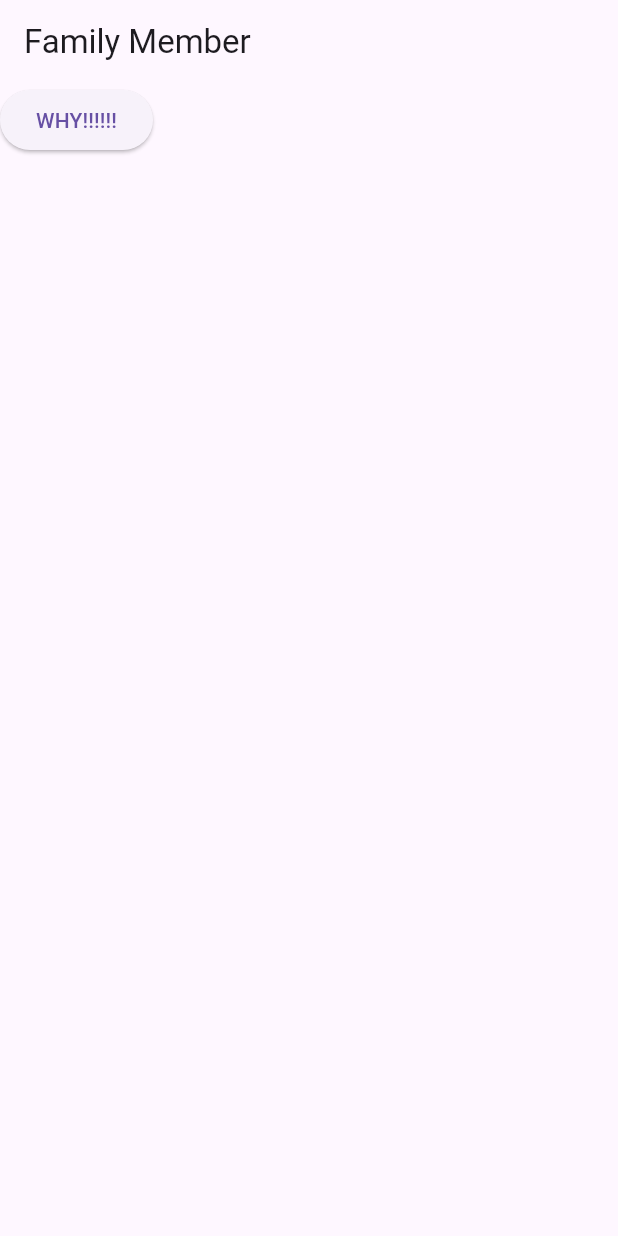
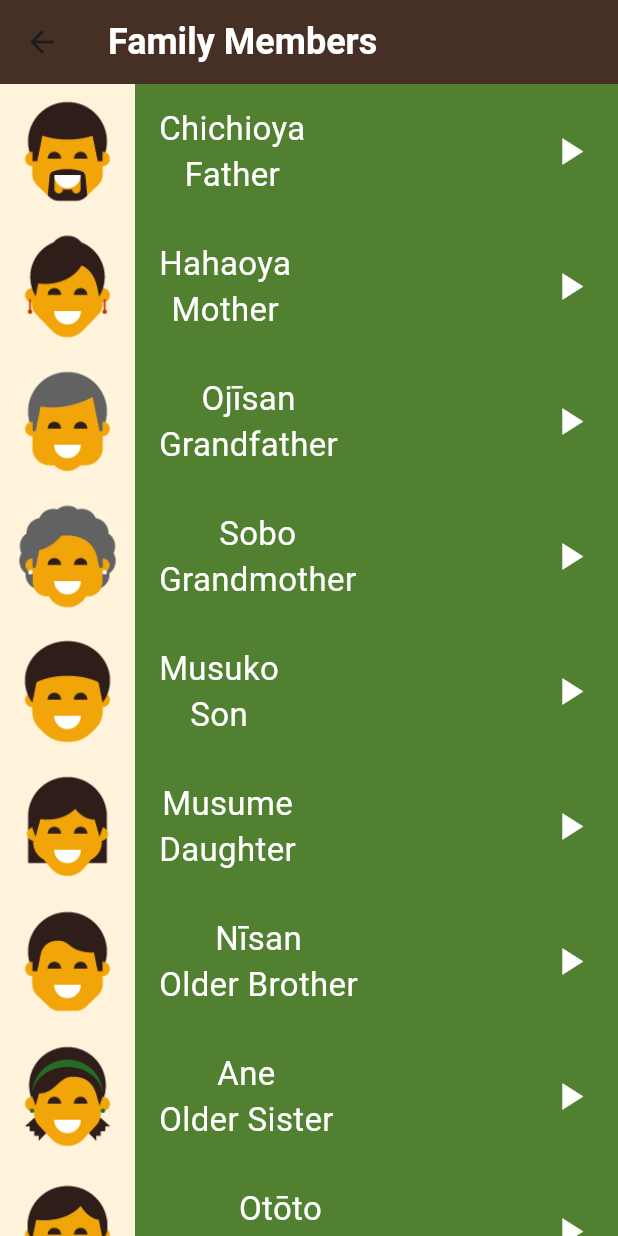
Before and after one commit to OsamaAliLasheen/toku_app, a Flutter app: the screen it shows after launch, after a tap on "Family Members", on a phone screen of 412 x 824 dp. Run offline on Flutter 3.47's test engine with Material 3 defaults, Android fonts, the phone set to English and light mode, and no system bars.

Commit message:
Add item container widget and update page names
- Added ItemContainer widget for displaying items
- Updated page names to be more descriptive and consistent with naming conventions

```diff
--- a/lib/custom_widgets/number_container.dart
+++ b/lib/custom_widgets/item_container.dart
@@ -1,24 +1,23 @@
 import 'package:audioplayers/audioplayers.dart';
 import 'package:flutter/material.dart';
-import 'package:toku_app/models/number.dart';
+import 'package:toku_app/models/item.dart';
 
-class NumbersContainer extends StatelessWidget {
-  NumbersContainer({required this.number});
-  final Number number;
+class ItemContainer extends StatelessWidget {
+  const ItemContainer({required this.item, required this.color});
+  final ItemModel item;
+  final Color? color;
 
   @override
   Widget build(BuildContext context) {
     return Container(
       height: 90,
-      decoration: const BoxDecoration(
-        color: Colors.orange,
-      ),
+      color: color,
       child: Row(
         children: [
           Container(
             decoration: const BoxDecoration(color: Color(0xffFFF4DB)),
             child: Image.asset(
-              number.image!,
+              item.image!,
             ),
           ),
           Padding(
@@ -27,11 +26,11 @@ class NumbersContainer extends StatelessWidget {
               mainAxisAlignment: MainAxisAlignment.center,
               children: [
                 Text(
-                  number.jpName!,
+                  item.jpName!,
                   style: const TextStyle(color: Colors.white, fontSize: 22),
                 ),
                 Text(
-                  number.engName!,
+                  item.engName!,
                   style: const TextStyle(color: Colors.white, fontSize: 22),
                 ),
               ],
@@ -51,7 +50,7 @@ class NumbersContainer extends StatelessWidget {
               onPressed: () {
                 print('tapped');
                 final player = AudioPlayer();
-                player.play(AssetSource(number.sound!));
+                player.play(AssetSource(item.sound!));
               },
             ),
           )
--- a/lib/main.dart
+++ b/lib/main.dart
@@ -18,8 +18,8 @@
       home: const HomePage(),
       routes: {
         '/numbers page': (context) => NumbersPage(),
-        '/family members page': (context) => const FamilyMembers(),
-        '/colors page': (context) => const ColorsPage(),
+        '/family members page': (context) => FamilyMembersPage(),
+        '/colors page': (context) => ColorsPage(),
         '/phrases page': (context) => const PhrasesPage(),
       },
     );
--- a/lib/models/Number.dart
+++ b/lib/models/item.dart
@@ -1,10 +1,10 @@
-class Number {
+class ItemModel {
   final String? image;
   final String? jpName;
   final String? engName;
   final String? sound;
 
-  const Number({
+  const ItemModel({
     required this.image,
     required this.jpName,
     required this.engName,
--- a/lib/screens/family_members_page.dart
+++ b/lib/screens/family_members_page.dart
@@ -1,23 +1,93 @@
-import 'package:audioplayers/audioplayers.dart';
+// ignore_for_file: must_be_immutable
+
 import 'package:flutter/material.dart';
+import 'package:toku_app/custom_widgets/item_container.dart';
+import 'package:toku_app/models/item.dart';
 
-class FamilyMembers extends StatelessWidget {
-  const FamilyMembers({super.key});
+class FamilyMembersPage extends StatelessWidget {
+  FamilyMembersPage({super.key});
 
+  List<ItemModel> familyMembers = const [
+    ItemModel(
+      sound: 'sounds/family_members/father.wav',
+      image: 'assets/images/family_members/family_father.png',
+      jpName: 'Chichioya',
+      engName: 'Father',
+    ),
+    ItemModel(
+      sound: 'sounds/family_members/mother.wav',
+      image: 'assets/images/family_members/family_mother.png',
+      jpName: 'Hahaoya',
+      engName: 'Mother',
+    ),
+    ItemModel(
+      sound: 'sounds/family_members/grand father.wav',
+      image: 'assets/images/family_members/family_grandfather.png',
+      jpName: 'Ojīsan',
+      engName: 'Grandfather',
+    ),
+    ItemModel(
+      sound: 'sounds/family_members/grand mother.wav',
+      image: 'assets/images/family_members/family_grandmother.png',
+      jpName: 'Sobo',
+      engName: 'Grandmother',
+    ),
+    ItemModel(
+      sound: 'sounds/family_members/son.wav',
+      image: 'assets/images/family_members/family_son.png',
+      jpName: 'Musuko',
+      engName: 'Son',
+    ),
+    ItemModel(
+      sound: 'sounds/family_members/daughter.wav',
+      image: 'assets/images/family_members/family_daughter.png',
+      jpName: 'Musume',
+      engName: 'Daughter',
+    ),
+    ItemModel(
+      sound: 'sounds/family_members/older bother.wav',
+      image: 'assets/images/family_members/family_older_brother.png',
+      jpName: 'Nīsan',
+      engName: 'Older Brother',
+    ),
+    ItemModel(
+      sound: 'sounds/family_members/older sister.wav',
+      image: 'assets/images/family_members/family_older_sister.png',
+      jpName: 'Ane',
+      engName: 'Older Sister',
+    ),
+    ItemModel(
+      sound: 'sounds/family_members/younger brohter.wav',
+      image: 'assets/images/family_members/family_younger_brother.png',
+      jpName: 'Otōto',
+      engName: 'Younger Brother',
+    ),
+    ItemModel(
+      sound: 'sounds/family_members/younger sister.wav',
+      image: 'assets/images/family_members/family_younger_sister.png',
+      jpName: 'Imōto',
+      engName: 'Younger Sister',
+    ),
+  ];
   @override
   Widget build(BuildContext context) {
-    return MaterialApp(
-      home: Scaffold(
-        appBar: AppBar(
-          title: Text('Family Member'),
+    return Scaffold(
+      appBar: AppBar(
+        backgroundColor: const Color(0xff463025),
+        title: const Text(
+          'Family Members',
+          style: TextStyle(
+              color: Colors.white, fontWeight: FontWeight.bold, fontSize: 24),
         ),
-        body: ElevatedButton(
-            onPressed: () {
-              print('tapped');
-              final player = AudioPlayer();
-              player.play(AssetSource('sounds/numbers/number_eight_sound.mp3'));
-            },
-            child: Text('WHY!!!!!!')),
+      ),
+      body: ListView.builder(
+        itemCount: familyMembers.length,
+        itemBuilder: (context, num) {
+          return ItemContainer(
+            color: const Color(0xFF528031),
+            item: familyMembers[num],
+          );
+        },
       ),
     );
   }
```
Also changed, not shown: lib/screens/colors_page.dart (+74 -2 lines), lib/screens/numbers_page.dart (+17 -13 lines).
